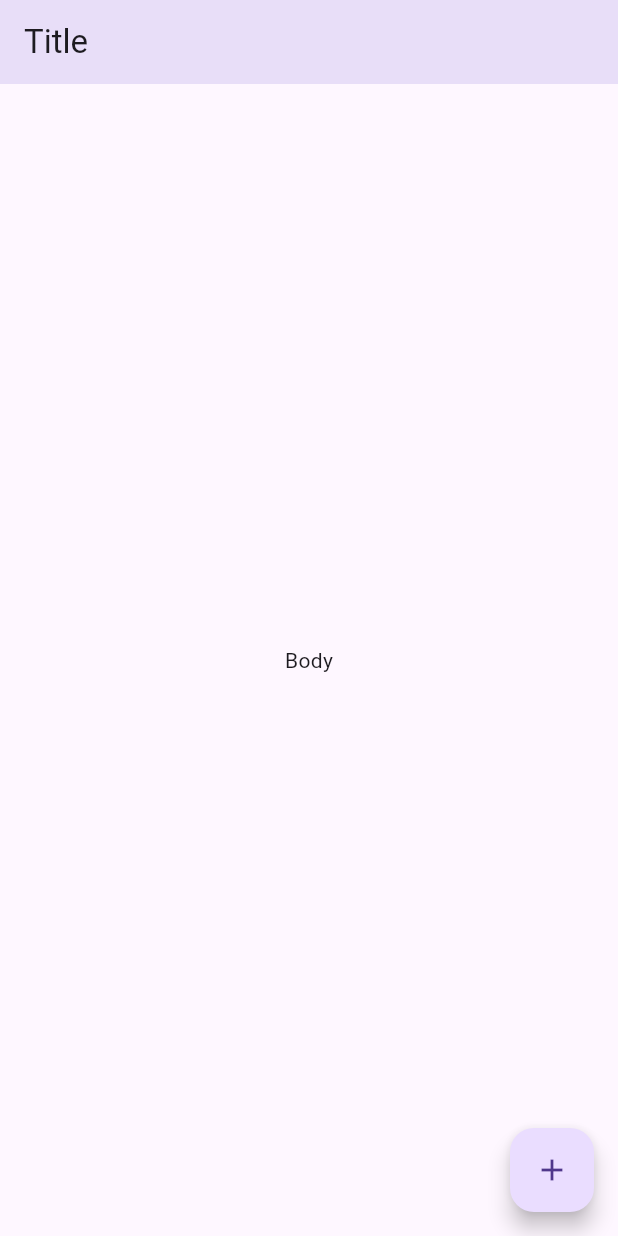
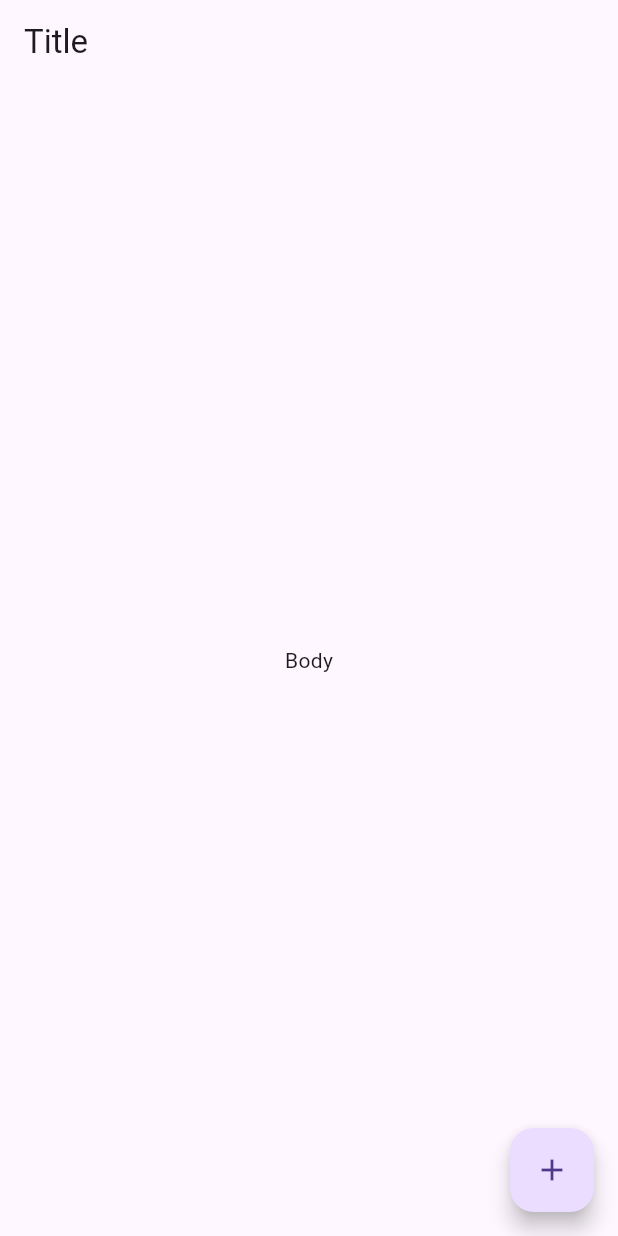
Before and after one commit to vadniks/Aylanome, a Flutter app: the screen it shows after launch, on a phone screen of 412 x 824 dp. Run offline on Flutter 3.47's test engine with Material 3 defaults, Android fonts, the phone set to English and light mode, and no system bars.

Commit message:
Structure, logic & UI

```diff
--- a/lib/presenter/MainPagePresenter.dart
+++ b/lib/presenter/MainPagePresenter.dart
@@ -9,7 +9,6 @@ class MainPagePresenter extends State<MainPage> {
   @override
   Widget build(BuildContext context) => Scaffold(
     appBar: AppBar(
-      backgroundColor: Theme.of(context).colorScheme.secondaryContainer,
       title: const Text('Title'),
     ),
     body: const Column(
```
